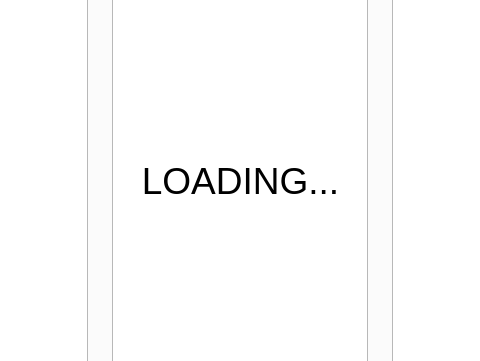
The window that ui/main_ui.ui (PhunkyBob/iptv_playlist_browser) describes before a commit, drawn with Qt 5; both pictures show x 190 to 670 and y 138 to 499 of the 866 by 712 pixel window.
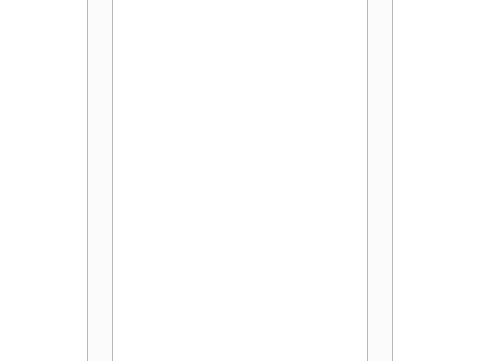
The same window after the commit. Icons and pictures are not drawn.

What changed in the file:
```diff
--- a/ui/main_ui.ui
+++ b/ui/main_ui.ui
@@ -438,30 +438,6 @@
      <string>Watch</string>
     </property>
    </widget>
-   <widget class="QLabel" name="lbl_wait">
-    <property name="geometry">
-     <rect>
-      <x>280</x>
-      <y>150</y>
-      <width>301</width>
-      <height>241</height>
-     </rect>
-    </property>
-    <property name="font">
-     <font>
-      <pointsize>28</pointsize>
-     </font>
-    </property>
-    <property name="frameShape">
-     <enum>QFrame::NoFrame</enum>
-    </property>
-    <property name="text">
-     <string>LOADING...</string>
-    </property>
-    <property name="alignment">
-     <set>Qt::AlignCenter</set>
-    </property>
-   </widget>
   </widget>
   <widget class="QMenuBar" name="menubar">
    <property name="geometry">
```
Left out of the diff: 2 changed lines with no effect on the pictures.
